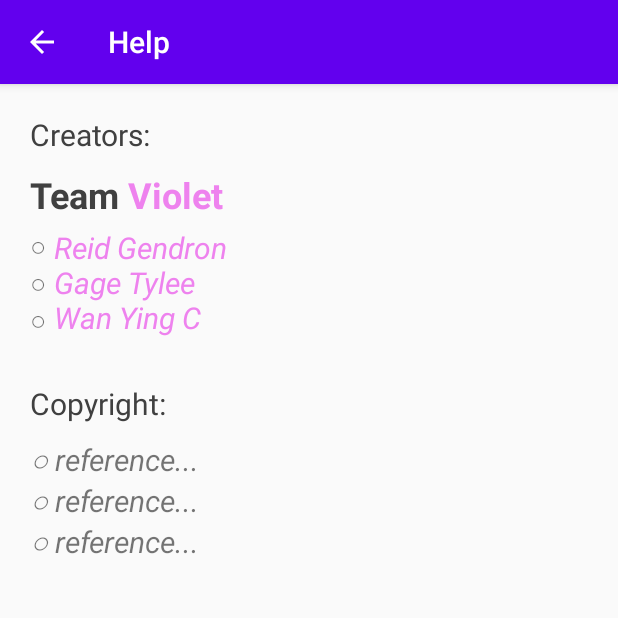
After one commit to wanyingc/PracticalParentApp, an Android app: the Help screen opened directly, with no data from a screen before it, on a phone screen of 412 x 824 dp, the top half of it. The commit adds this screen. Run offline under Robolectric (Android 15) with nearby library versions, the phone set to English and light mode, and no system bars.

Commit message:
Help screen implemented

```diff
--- a/app/src/main/AndroidManifest.xml
+++ b/app/src/main/AndroidManifest.xml
@@ -3,25 +3,27 @@
     package="ca.cmpt276.practicalparent">
 
     <application
+        android:name=".model.TimeOutNotification"
         android:allowBackup="true"
         android:icon="@mipmap/ic_launcher"
         android:label="@string/app_name"
         android:roundIcon="@mipmap/ic_launcher_round"
         android:supportsRtl="true"
-        android:name=".model.TimeOutNotification"
         android:theme="@style/AppTheme">
+        <activity
+            android:name=".view.Help"
+            android:parentActivityName=".view.MainMenu"
+            android:theme="@style/AppTheme.NoActionBar"></activity>
         <activity
             android:name=".view.MainActivity"
             android:label="@string/app_name"
-            android:theme="@style/AppTheme.NoActionBar">
-        </activity>
+            android:theme="@style/AppTheme.NoActionBar"></activity>
         <activity
             android:name=".view.CoinFlipActivity"
-            android:parentActivityName=".view.MainMenu"
             android:label="@string/app_name"
             android:launchMode="singleTop"
-            android:theme="@style/AppTheme.NoActionBar">
-        </activity>
+            android:parentActivityName=".view.MainMenu"
+            android:theme="@style/AppTheme.NoActionBar"></activity>
         <activity
             android:name=".view.MainMenu"
             android:label="@string/app_name"
@@ -34,40 +36,35 @@
         </activity>
         <activity
             android:name=".view.ChildList"
+            android:label="@string/app_name"
             android:parentActivityName=".view.MainMenu"
-            android:label="@string/app_name"
-            android:theme="@style/AppTheme.NoActionBar">
-        </activity>
+            android:theme="@style/AppTheme.NoActionBar"></activity>
         <activity
             android:name=".view.ChildEdit"
+            android:label="@string/app_name"
             android:parentActivityName=".view.ChildList"
-            android:label="@string/app_name"
-            android:theme="@style/AppTheme.NoActionBar">
-        </activity>
+            android:theme="@style/AppTheme.NoActionBar"></activity>
         <activity
             android:name=".view.ChildAdd"
+            android:label="@string/app_name"
             android:parentActivityName=".view.ChildList"
-            android:label="@string/app_name"
-            android:theme="@style/AppTheme.NoActionBar">
-        </activity>
+            android:theme="@style/AppTheme.NoActionBar"></activity>
         <activity
             android:name=".view.TimeOut"
+            android:label="@string/app_name"
             android:parentActivityName=".view.MainMenu"
-            android:label="@string/app_name"
-            android:theme="@style/AppTheme.NoActionBar">
-        </activity>
+            android:theme="@style/AppTheme.NoActionBar"></activity>
         <activity
             android:name=".view.HistoryActivity"
+            android:label="@string/app_name"
             android:parentActivityName=".view.CoinFlipActivity"
-            android:label="@string/app_name"
-            android:theme="@style/AppTheme.NoActionBar">
-        </activity>
+            android:theme="@style/AppTheme.NoActionBar"></activity>
         <activity
             android:name=".view.PlayerChoice"
+            android:label="@string/app_name"
             android:parentActivityName=".view.MainMenu"
-            android:label="@string/app_name"
-            android:theme="@style/AppTheme.NoActionBar">
-        </activity>
+            android:theme="@style/AppTheme.NoActionBar"></activity>
+
         <receiver android:name=".model.TimeOutNotificationReceiver" />
     </application>
 
--- /dev/null
+++ b/app/src/main/java/ca/cmpt276/practicalparent/view/Help.java
@@ -0,0 +1,30 @@
+package ca.cmpt276.practicalparent.view;
+
+import androidx.appcompat.app.ActionBar;
+import androidx.appcompat.app.AppCompatActivity;
+import androidx.appcompat.widget.Toolbar;
+
+import android.content.Context;
+import android.content.Intent;
+import android.os.Bundle;
+
+import ca.cmpt276.practicalparent.R;
+
+public class Help extends AppCompatActivity {
+
+    @Override
+    protected void onCreate(Bundle savedInstanceState) {
+        super.onCreate(savedInstanceState);
+        setContentView(R.layout.activity_help);
+        Toolbar toolbar = findViewById(R.id.toolbar);
+        setSupportActionBar(toolbar);
+        getSupportActionBar().setTitle("Help");
+
+        ActionBar ab = getSupportActionBar();
+        ab.setDisplayHomeAsUpEnabled(true);
+    }
+
+    public static Intent makeIntent(Context context) {
+        return new Intent(context, Help.class);
+    }
+}
--- a/app/src/main/java/ca/cmpt276/practicalparent/view/MainMenu.java
+++ b/app/src/main/java/ca/cmpt276/practicalparent/view/MainMenu.java
@@ -21,6 +21,7 @@ public class MainMenu extends AppCompatActivity {
     private Button timeOutButton;
     private Button configButton;
     private Button coinFlipButton;
+    private Button helpButton;
     private ChildManager manager;
     private static final String PREF_NAME = "Name List Storage";
     private static final String NUM_STORED_VALUES = "Number of Stored Values";
@@ -59,6 +60,15 @@ public class MainMenu extends AppCompatActivity {
             }
         });
 
+        // start Activity when help button is clicked
+        helpButton = (Button) findViewById(R.id.help);
+        helpButton.setOnClickListener(new View.OnClickListener() {
+            @Override
+            public void onClick(View v) {
+                openHelpActivity();
+            }
+        });
+
         getNamesAndSizeFromSP();
     }
 
@@ -81,6 +91,11 @@ public class MainMenu extends AppCompatActivity {
         startActivity(intent);
     }
 
+    public void openHelpActivity() {
+        Intent intent = Help.makeIntent(MainMenu.this);
+        startActivity(intent);
+    }
+
     public void getNamesAndSizeFromSP() {
         manager = ChildManager.getInstance();
         SharedPreferences prefs = this.getSharedPreferences(PREF_NAME,MODE_PRIVATE);
--- /dev/null
+++ b/app/src/main/res/layout/activity_help.xml
@@ -0,0 +1,110 @@
+<?xml version="1.0" encoding="utf-8"?>
+<androidx.constraintlayout.widget.ConstraintLayout xmlns:android="http://schemas.android.com/apk/res/android"
+    xmlns:app="http://schemas.android.com/apk/res-auto"
+    xmlns:tools="http://schemas.android.com/tools"
+    android:layout_width="match_parent"
+    android:layout_height="match_parent"
+    tools:context=".view.Help">
+
+    <com.google.android.material.appbar.AppBarLayout
+        android:id="@+id/appBarLayout2"
+        android:layout_width="match_parent"
+        android:layout_height="wrap_content"
+        android:theme="@style/AppTheme.AppBarOverlay">
+
+        <androidx.appcompat.widget.Toolbar
+            android:id="@+id/toolbar"
+            android:layout_width="match_parent"
+            android:layout_height="?attr/actionBarSize"
+            android:background="?attr/colorPrimary"
+            app:popupTheme="@style/AppTheme.PopupOverlay" />
+
+    </com.google.android.material.appbar.AppBarLayout>
+
+    <TextView
+        android:id="@+id/help_text_team"
+        android:layout_width="wrap_content"
+        android:layout_height="wrap_content"
+        android:layout_marginStart="20dp"
+        android:layout_marginTop="10dp"
+        android:text="@string/help_screen_team"
+        android:textSize="24dp"
+        android:textStyle="bold"
+        android:textColor="#404040"
+        app:layout_constraintStart_toStartOf="parent"
+        app:layout_constraintTop_toBottomOf="@+id/help_text_creator" />
+
+    <TextView
+        android:id="@+id/help_text_violet"
+        android:layout_width="wrap_content"
+        android:layout_height="wrap_content"
+        android:layout_marginStart="5dp"
+        android:layout_marginTop="10dp"
+        android:text="@string/help_screen_violet"
+        android:textColor="#EE82EE"
+        android:textSize="24dp"
+        android:textStyle="bold"
+        app:layout_constraintStart_toEndOf="@+id/help_text_team"
+        app:layout_constraintTop_toBottomOf="@+id/help_text_creator" />
+
+    <TextView
+        android:id="@+id/help_text_creators"
+        android:layout_width="153dp"
+        android:layout_height="84dp"
+        android:layout_marginStart="5dp"
+        android:layout_marginTop="5dp"
+        android:text="@string/help_screen_creators"
+        android:textColor="#EE82EE"
+        android:textSize="20dp"
+        android:textStyle="italic"
+        app:layout_constraintStart_toEndOf="@+id/help_text_bullet_points"
+        app:layout_constraintTop_toBottomOf="@+id/help_text_team" />
+
+    <TextView
+        android:id="@+id/help_text_creator"
+        android:layout_width="wrap_content"
+        android:layout_height="wrap_content"
+        android:layout_marginStart="20dp"
+        android:layout_marginTop="20dp"
+        android:text="@string/help_screen_creator"
+        android:textColor="#404040"
+        android:textSize="20dp"
+        app:layout_constraintStart_toStartOf="parent"
+        app:layout_constraintTop_toBottomOf="@+id/appBarLayout2" />
+
+    <TextView
+        android:id="@+id/help_text_copyright"
+        android:layout_width="wrap_content"
+        android:layout_height="wrap_content"
+        android:layout_marginStart="20dp"
+        android:layout_marginTop="20dp"
+        android:text="@string/help_screen_copyright"
+        android:textColor="#404040"
+        android:textSize="20dp"
+        app:layout_constraintStart_toStartOf="parent"
+        app:layout_constraintTop_toBottomOf="@+id/help_text_creators" />
+
+    <TextView
+        android:id="@+id/help_text_references"
+        android:layout_width="wrap_content"
+        android:layout_height="wrap_content"
+        android:layout_marginStart="20dp"
+        android:layout_marginTop="10dp"
+        android:text="@string/help_screen_references"
+        android:textStyle="italic"
+        android:textSize="20dp"
+        app:layout_constraintStart_toStartOf="parent"
+        app:layout_constraintTop_toBottomOf="@+id/help_text_copyright" />
+
+    <TextView
+        android:id="@+id/help_text_bullet_points"
+        android:layout_width="wrap_content"
+        android:layout_height="wrap_content"
+        android:layout_marginStart="20dp"
+        android:layout_marginTop="5dp"
+        android:text="@string/help_screen_bullet_points"
+        android:textSize="18dp"
+        app:layout_constraintStart_toStartOf="parent"
+        app:layout_constraintTop_toBottomOf="@+id/help_text_team" />
+
+</androidx.constraintlayout.widget.ConstraintLayout>
--- a/app/src/main/res/layout/content_main.xml
+++ b/app/src/main/res/layout/content_main.xml
@@ -10,8 +10,18 @@
         android:id="@+id/timeOut"
         android:layout_width="177dp"
         android:layout_height="68dp"
-        android:layout_marginBottom="188dp"
+        android:layout_marginBottom="24dp"
         android:text="@string/time_out"
+        app:layout_constraintBottom_toTopOf="@+id/help"
+        app:layout_constraintEnd_toEndOf="parent"
+        app:layout_constraintStart_toStartOf="parent" />
+
+    <Button
+        android:id="@+id/help"
+        android:layout_width="177dp"
+        android:layout_height="68dp"
+        android:layout_marginBottom="120dp"
+        android:text="help"
         app:layout_constraintBottom_toBottomOf="parent"
         app:layout_constraintEnd_toEndOf="parent"
         app:layout_constraintStart_toStartOf="parent" />
--- a/app/src/main/res/values/strings.xml
+++ b/app/src/main/res/values/strings.xml
@@ -31,4 +31,11 @@
     <string name="apply_change">Apply Change</string>
     <string name="delete_child">Delete Child</string>
     <string name="date">Date</string>
+    <string name="help_screen_violet">Violet</string>
+    <string name="help_screen_creators">Reid Gendron\nGage Tylee\nWan Ying C</string>
+    <string name="help_screen_team">Team</string>
+    <string name="help_screen_creator">Creators:</string>
+    <string name="help_screen_copyright">Copyright:</string>
+    <string name="help_screen_references">○ reference...\n○ reference...\n○ reference...</string>
+    <string name="help_screen_bullet_points">○\n○\n○</string>
 </resources>
```
